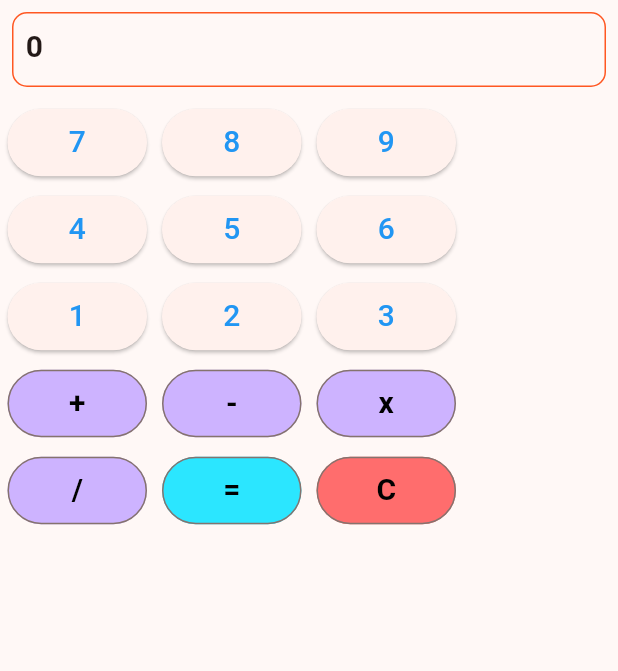
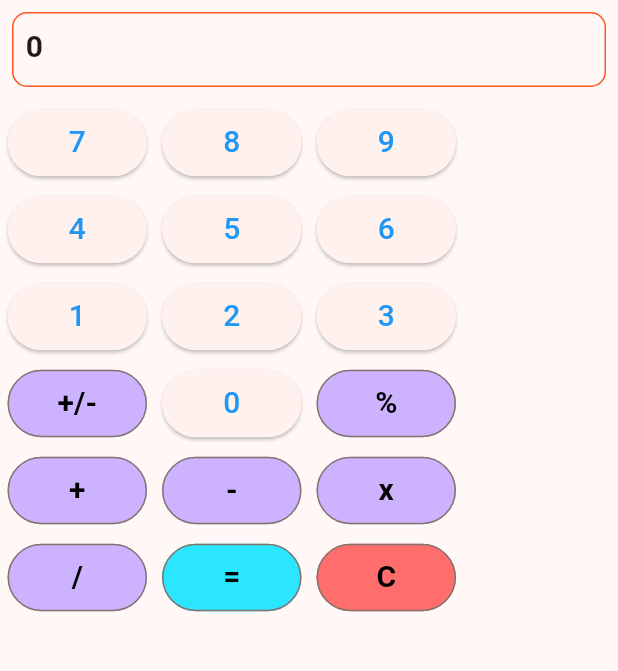
Before and after one commit to gladsonchala/calculator, a Flutter app: the screen it shows after launch, on a phone screen of 412 x 824 dp, the part 84-755 px from its top. Run offline on Flutter 3.47's test engine with Material 3 defaults, Android fonts, the phone set to English and light mode, and no system bars.

```diff
--- a/lib/src/app.dart
+++ b/lib/src/app.dart
@@ -50,12 +50,15 @@ class _MyHomePageState extends State<MyHomePage> {
 
   void handleOperationPress(String operation) {
     if (operation == '=') {
+      calculator.num2 = double.parse(displayText);
       double result = calculator.calculate();
       updateDisplay(result.toString());
       calculator.reset();
     } else if (operation == 'C') {
       updateDisplay('0');
       calculator.reset();
+    } else if (operation == '+/-') {
+    updateDisplay(displayText.startsWith('-') ? displayText.substring(1) : '-$displayText');
     } else {
       calculator.num1 = double.parse(displayText);
       calculator.sign = operation;
@@ -95,6 +98,21 @@ class _MyHomePageState extends State<MyHomePage> {
                 NumberButton(num: 1, onPressed: () => handleNumberPress(1)),
                 NumberButton(num: 2, onPressed: () => handleNumberPress(2)),
                 NumberButton(num: 3, onPressed: () => handleNumberPress(3)),
+              ],
+            ),
+            Row(
+              children: [
+                SignButton(
+                  text: "+/-",
+                  btnColor: const Color.fromARGB(255, 205, 179, 255),
+                  onPressed: () => handleOperationPress("+/-"),
+                ),
+                NumberButton(num: 0, onPressed: () => handleNumberPress(0)),
+                SignButton(
+                  text: "%",
+                  btnColor: const Color.fromARGB(255, 205, 179, 255),
+                  onPressed: () => handleOperationPress("%"),
+                ),
               ],
             ),
             Row(
--- a/lib/src/calculator.dart
+++ b/lib/src/calculator.dart
@@ -13,6 +13,8 @@ class Calculator {
         return num1 * num2;
       case '/':
         return num1 / num2;
+      case '%':
+        return num1 % num2;
       default:
         return 0.0;
     }
```
